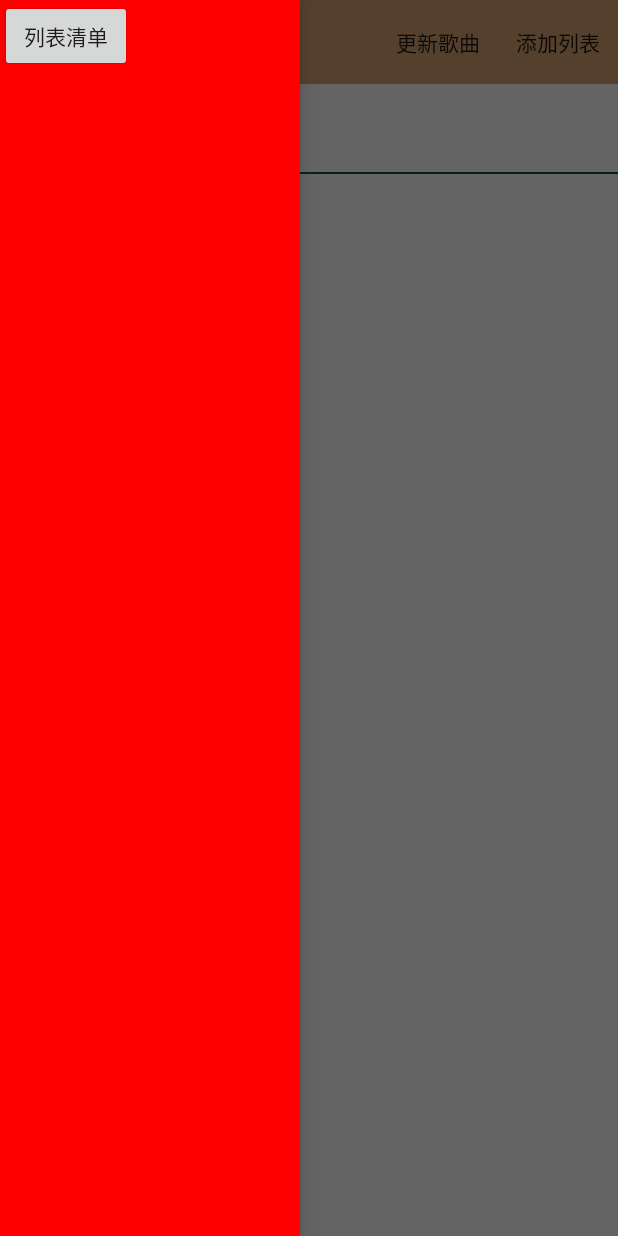
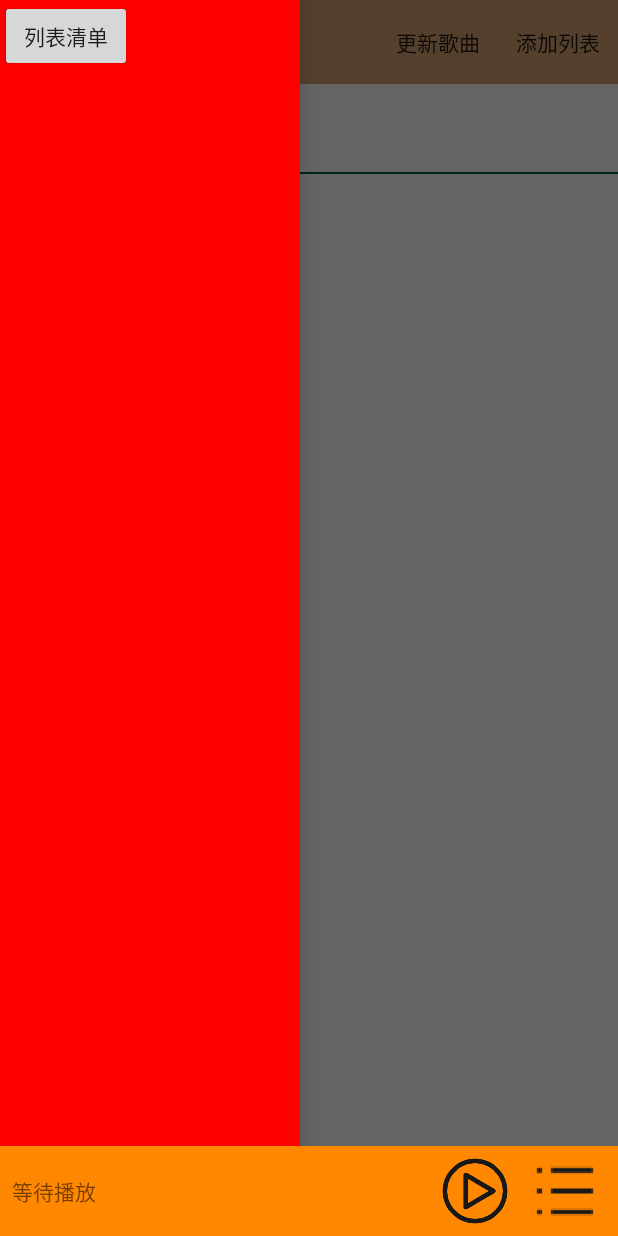
Before and after one commit to lsfv/LocalPlayer, an Android app: the screen it shows after launch (MasterPage), with the side drawer open, on a phone screen of 412 x 824 dp. Run offline under Robolectric (Android 15) with nearby library versions, the phone set to English and light mode, and no system bars; libraries missing offline, so code that uses them is left out: com.amitshekhar; 4 statements that could not run were skipped.

Commit message:
panel doing

```diff
--- /dev/null
+++ b/app/src/main/java/com/linson/android/localplayer/CustomUI/PlayPanel.java
@@ -0,0 +1,173 @@
+package com.linson.android.localplayer.CustomUI;
+
+import android.content.Context;
+import android.support.constraint.ConstraintLayout;
+import android.util.AttributeSet;
+import android.view.LayoutInflater;
+import android.view.MotionEvent;
+import android.view.View;
+import android.widget.TextView;
+
+import com.linson.android.localplayer.MainActivity;
+import com.linson.android.localplayer.R;
+import com.linson.android.localplayer.Services.PlayServices;
+import com.linson.android.localplayer.appHelper;
+
+import java.util.List;
+
+import app.lslibrary.androidHelper.LSLog;
+import app.lslibrary.androidHelper.LSTouch;
+import app.lslibrary.customUI.LSCircleImage;
+import app.model.PlayerBaseInfo;
+import app.model.V_List_Song;
+
+//功能 。1连接server。展示信息。2提供 播放，暂停。 上下首。 音量，模式等功能。3.并提供订阅者模式。转给master。master作为中转的观察者。
+//1.布局页。2.测试初始和加载后，动作都必须合理。3.观察者的实现。
+public class PlayPanel extends ConstraintLayout implements View.OnClickListener
+{
+    public PlayPanel(Context context, AttributeSet attrs)
+    {
+        super(context, attrs);
+        LayoutInflater.from(context).inflate(R.layout.custom_panel, this, true);
+        mMyControls=new MyControls();//cut it into 'onCreate'
+        setupUI();
+        mMyControls.mPanelGroup.setOnTouchListener(new GroupTouchListener());
+
+        mMyControls.mIconPlay.setOnClickListener(this);
+    }
+
+    public  void setupUI()
+    {
+        PlayerBaseInfo info= appHelper.getServiceBaseInfo(MainActivity.appServiceConnection);
+        if(info!=null)
+        {
+            if(info.status==PlayerBaseInfo.status_init)
+            {
+                mMyControls.mTvSongname.setText("等待播放");
+                mMyControls.mIconPlay.setImage(R.drawable.play);
+            }
+            else if(info.status==PlayerBaseInfo.status_playing)
+            {
+                List<V_List_Song> songs=app.bll.V_List_Song.getModelByLid(info.lid);
+                V_List_Song thesong=songs.get(info.index);
+                mMyControls.mTvSongname.setText(thesong.S_musicName);
+                mMyControls.mIconPlay.setImage(R.drawable.pause);
+            }
+            else if(info.status==PlayerBaseInfo.status_pause)
+            {
+                List<V_List_Song> songs=app.bll.V_List_Song.getModelByLid(info.lid);
+                V_List_Song thesong=songs.get(info.index);
+                mMyControls.mTvSongname.setText(thesong.S_musicName);
+                mMyControls.mIconPlay.setImage(R.drawable.play);
+            }
+            else if(info.status==PlayerBaseInfo.status_error_other)
+            {
+                mMyControls.mTvSongname.setText("error");
+                mMyControls.mIconPlay.setImage(R.drawable.play);
+            }
+            else if(info.status==PlayerBaseInfo.status_error_nofile)
+            {
+                mMyControls.mTvSongname.setText("no file");
+                mMyControls.mIconPlay.setImage(R.drawable.play);
+            }
+        }
+    }
+
+    @Override
+    public void onClick(View v)
+    {
+        if (v.getId() == R.id.icon_play)
+        {
+            if (MainActivity.appServiceConnection != null && MainActivity.appServiceConnection.mPlayerProxy != null)
+            {
+                try
+                {
+                    MainActivity.appServiceConnection.mPlayerProxy.playOrPause();
+                    setupUI();
+                } catch (Exception e)
+                {
+                    LSLog.Log_Exception(e);
+                }
+            }
+        }
+    }
+
+
+    //region groupTouch
+    public class GroupTouchListener implements OnTouchListener
+    {
+        private MotionEvent mDown;
+        private MotionEvent mFirstMove;
+        private int left=-1;
+        @Override
+        public boolean onTouch(View v, MotionEvent event)
+        {
+            if(event.getAction()==MotionEvent.ACTION_DOWN)
+            {
+                mDown=MotionEvent.obtain(event);
+            }
+            else if(event.getAction()==MotionEvent.ACTION_MOVE)
+            {
+                if(mDown!=null && mFirstMove==null)
+                {
+                    mFirstMove=MotionEvent.obtain(event);
+                    if(LSTouch.getscrollDirection(mDown, mFirstMove) == LSTouch.scrollDirection.LEFT)
+                    {
+                        left=1;
+                    }
+                    else if(LSTouch.getscrollDirection(mDown, mFirstMove) == LSTouch.scrollDirection.RIGHT)
+                    {
+                        left=0;
+                    }
+                }
+            }
+            else if(event.getAction()==MotionEvent.ACTION_CANCEL || event.getAction()==MotionEvent.ACTION_UP)
+            {
+                if(MainActivity.appServiceConnection!=null && MainActivity.appServiceConnection.mPlayerProxy!=null && left!=-1)
+                {
+                    try
+                    {
+                        if(left==1)
+                        {
+                            MainActivity.appServiceConnection.mPlayerProxy.pre();
+                            setupUI();
+                        }
+                        else if(left==0)
+                        {
+                            MainActivity.appServiceConnection.mPlayerProxy.next();
+                            setupUI();
+                        }
+                    }
+                    catch (Exception e)
+                    {
+                        LSLog.Log_Exception(e);
+                    }
+                }
+                left=-1;
+                mDown=null;
+                mFirstMove=null;
+            }
+            return true;
+        }
+    }
+    //endregion
+
+    //region The class of FindControls
+    private MyControls mMyControls=null;
+    public class MyControls
+    {
+        private ConstraintLayout mPanelGroup;
+        private TextView mTvSongname;
+        private LSCircleImage mIconPlay;
+        private LSCircleImage mIconMenu;
+
+        public MyControls()
+        {
+            mPanelGroup = (ConstraintLayout) findViewById(R.id.panel_group);
+            mTvSongname = (TextView) findViewById(R.id.tv_songname);
+            mIconPlay = (LSCircleImage) findViewById(R.id.icon_play);
+            mIconMenu = (LSCircleImage) findViewById(R.id.icon_menu);
+        }
+    }
+    //endregion
+}
--- a/app/src/main/java/com/linson/android/localplayer/activities/ListDetail.java
+++ b/app/src/main/java/com/linson/android/localplayer/activities/ListDetail.java
@@ -121,6 +121,7 @@ public class ListDetail extends BaseFragment
                         {
                             MainActivity.appServiceConnection.mPlayerProxy.playSong(lid, index);
                             ((Adapter_Songs) ((Adapter_Songs) mMyControls.mRvSonglist.getAdapter())).showImagePlaying(index);
+                            getMaster().onBaseinfoChange();
                         }
                     }
                     else
--- a/app/src/main/java/com/linson/android/localplayer/activities/MasterPage.java
+++ b/app/src/main/java/com/linson/android/localplayer/activities/MasterPage.java
@@ -10,11 +10,11 @@ import android.support.v7.widget.Toolbar;
 import android.view.Gravity;
 import android.view.View;
 import android.widget.Button;
+
+import com.linson.android.localplayer.CustomUI.PlayPanel;
 import com.linson.android.localplayer.R;
 import com.linson.android.localplayer.appHelper;
 import app.lslibrary.androidHelper.LSUI;
-
-
 //!todo  4.panel 5.autoupdate.自动更新。
 //!todo 界面更新的逻辑，根据编码的原则和2个方案的有缺点，决定还是server主动的才广播。否则还是用耦合度高的一个动作更新2个子界面的方式处理。最后考虑mvvm的方式。
 //!todo 无法触发服务sub代理的释放.android 一般也是不完全关闭app的。所以我这里是保证服务停止播放，最多释放播放器而已。单元测试好像会提示哪个activity没有释放。
@@ -101,6 +101,11 @@ public class MasterPage extends AppCompatActivity implements View.OnClickListene
     {
         LSUI.setupToolbarMenu(mMyControls.mToolbar, menus, handler);
     }
+
+    public void onBaseinfoChange()
+    {
+        mMyControls.mPlaypanel.setupUI();
+    }
     //endregion
 
     //region The class of FindControls
@@ -112,6 +117,7 @@ public class MasterPage extends AppCompatActivity implements View.OnClickListene
         private Button mBtnBack;
         private ConstraintLayout mMainFragment;
         private Button mBtnPage1;
+        private PlayPanel mPlaypanel;
 
         public MyControls()
         {
@@ -120,6 +126,7 @@ public class MasterPage extends AppCompatActivity implements View.OnClickListene
             mBtnBack = (Button) findViewById(R.id.btn_back);
             mMainFragment = (ConstraintLayout) findViewById(R.id.mainFragment);
             mBtnPage1 = (Button) findViewById(R.id.btn_page1);
+            mPlaypanel = (PlayPanel) findViewById(R.id.playpanel);
         }
     }
     //endregion
--- a/app/src/main/res/layout/activity_master_page.xml
+++ b/app/src/main/res/layout/activity_master_page.xml
@@ -13,7 +13,7 @@
         android:layout_marginStart="0dp"
         android:layout_marginTop="0dp"
         android:layout_marginEnd="0dp"
-        android:layout_marginBottom="0dp"
+        android:layout_marginBottom="60dp"
         app:layout_constraintBottom_toBottomOf="parent"
         app:layout_constraintEnd_toEndOf="parent"
         app:layout_constraintStart_toStartOf="parent"
@@ -67,5 +67,10 @@
                 android:layout_height="wrap_content" />
         </android.support.constraint.ConstraintLayout>
     </android.support.v4.widget.DrawerLayout>
-
+    <com.linson.android.localplayer.CustomUI.PlayPanel
+        android:id="@+id/playpanel"
+        app:layout_constraintTop_toBottomOf="@id/drawerMainMenu"
+        app:layout_constraintBottom_toBottomOf="parent"
+        android:layout_width="match_parent"
+        android:layout_height="0dp"></com.linson.android.localplayer.CustomUI.PlayPanel>
 </android.support.constraint.ConstraintLayout>
--- /dev/null
+++ b/app/src/main/res/layout/custom_panel.xml
@@ -0,0 +1,40 @@
+<?xml version="1.0" encoding="utf-8"?>
+<android.support.constraint.ConstraintLayout xmlns:android="http://schemas.android.com/apk/res/android"
+    xmlns:app="http://schemas.android.com/apk/res-auto"
+    android:id="@+id/panel_group"
+    android:layout_width="match_parent"
+    android:layout_height="60dp"
+    android:background="@android:color/holo_orange_dark">
+
+    <TextView
+        android:id="@+id/tv_songname"
+        android:layout_width="wrap_content"
+        android:layout_height="wrap_content"
+        android:layout_marginStart="8dp"
+        android:layout_marginTop="8dp"
+        android:layout_marginBottom="8dp"
+        android:text="等待播放"
+        app:layout_constraintBottom_toBottomOf="parent"
+        app:layout_constraintStart_toStartOf="parent"
+        app:layout_constraintTop_toTopOf="parent" />
+
+    <app.lslibrary.customUI.LSCircleImage
+        android:id="@+id/icon_play"
+        android:layout_width="50dp"
+        android:layout_height="50dp"
+        android:layout_marginTop="5dp"
+        android:layout_marginRight="70dp"
+        app:CircleImage_img="@drawable/play"
+        app:layout_constraintRight_toRightOf="parent"
+        app:layout_constraintTop_toTopOf="parent" />
+
+    <app.lslibrary.customUI.LSCircleImage
+        android:id="@+id/icon_menu"
+        android:layout_width="50dp"
+        android:layout_height="50dp"
+        android:layout_marginTop="5dp"
+        android:layout_marginRight="10dp"
+        app:CircleImage_img="@drawable/list"
+        app:layout_constraintRight_toRightOf="parent"
+        app:layout_constraintTop_toTopOf="parent" />
+</android.support.constraint.ConstraintLayout>
```
Lines whose indentation alone changed are shown as unchanged.
